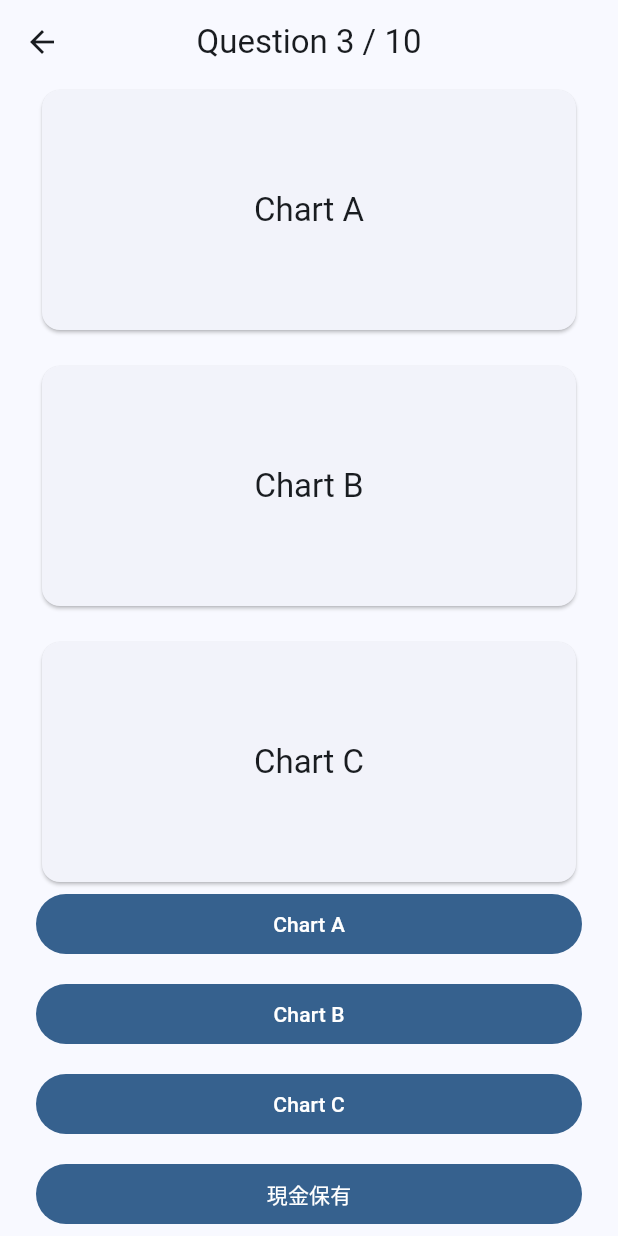
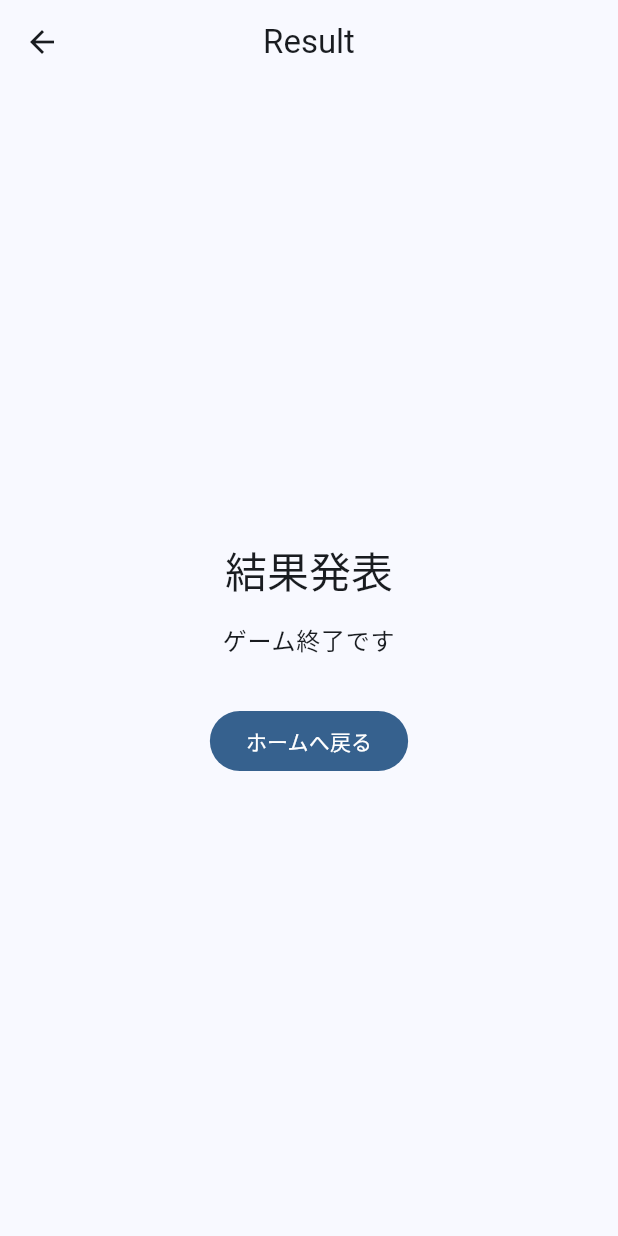
Before and after one commit to itoso0315/stock_prediction_game, a Flutter app: the QuestionScreen screen opened directly, after a tap on "Chart A", after a tap on "Chart B", after a tap on "Chart C", on a phone screen of 412 x 824 dp. Run offline on Flutter 3.47's test engine with Material 3 defaults, Android fonts, the phone set to English and light mode, and no system bars.

Commit message:
feat: add result screen after final question

```diff
--- a/frontend/lib/screens/question_screen.dart
+++ b/frontend/lib/screens/question_screen.dart
@@ -1,6 +1,7 @@
 import 'package:flutter/material.dart';
 
 import '../repositories/question_repository.dart';
+import 'result_screen.dart';
 import '../widgets/answer_button.dart';
 import '../widgets/chart_card.dart';
 
@@ -17,6 +18,9 @@ class _QuestionScreenState extends State<QuestionScreen> {
 
   void _goToNextQuestion() {
     if (_currentIndex >= _questions.length - 1) {
+      Navigator.of(
+        context,
+      ).push(MaterialPageRoute(builder: (context) => const ResultScreen()));
       return;
     }
 
--- /dev/null
+++ b/frontend/lib/screens/result_screen.dart
@@ -0,0 +1,44 @@
+import 'package:flutter/material.dart';
+
+class ResultScreen extends StatelessWidget {
+  const ResultScreen({super.key});
+
+  void _goBackHome(BuildContext context) {
+    Navigator.of(context).popUntil((route) => route.isFirst);
+  }
+
+  @override
+  Widget build(BuildContext context) {
+    return Scaffold(
+      appBar: AppBar(title: const Text('Result'), centerTitle: true),
+      body: SafeArea(
+        child: Center(
+          child: Padding(
+            padding: const EdgeInsets.symmetric(horizontal: 24),
+            child: Column(
+              mainAxisSize: MainAxisSize.min,
+              children: [
+                Text(
+                  '結果発表',
+                  style: Theme.of(context).textTheme.headlineMedium,
+                  textAlign: TextAlign.center,
+                ),
+                const SizedBox(height: 16),
+                Text(
+                  'ゲーム終了です',
+                  style: Theme.of(context).textTheme.bodyLarge,
+                  textAlign: TextAlign.center,
+                ),
+                const SizedBox(height: 32),
+                FilledButton(
+                  onPressed: () => _goBackHome(context),
+                  child: const Text('ホームへ戻る'),
+                ),
+              ],
+            ),
+          ),
+        ),
+      ),
+    );
+  }
+}
```
Also changed, not shown: 2 other files.
